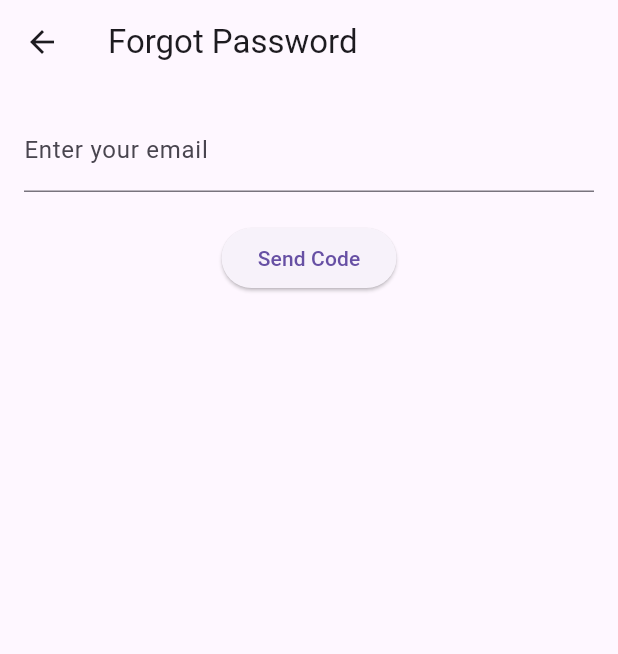
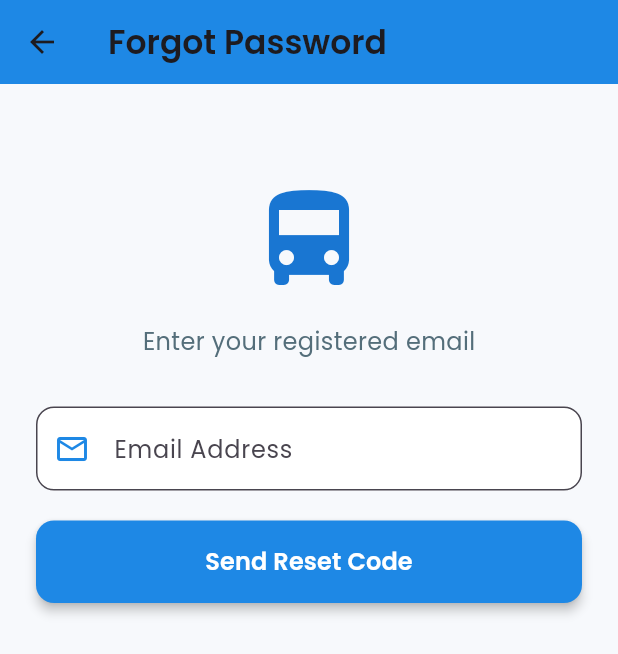
Before and after one commit to SanmuganathanLathusan/bus_tracker, a Flutter app: the ForgotPasswordPage screen opened by its route, on a phone screen of 412 x 824 dp. Shown: the top 654 px of the screen. Run offline on Flutter 3.47's test engine with Material 3 defaults, Android fonts, the phone set to English and light mode, and no system bars; our stand-ins replace geolocator, google_fonts, google_maps_flutter, permission_handler.

Commit message:
modified files

```diff
--- a/lib/screens/forgotpassword.dart
+++ b/lib/screens/forgotpassword.dart
@@ -1,4 +1,5 @@
 import 'package:flutter/material.dart';
+import 'package:google_fonts/google_fonts.dart';
 import 'package:http/http.dart' as http;
 import 'dart:convert';
 
@@ -14,8 +15,8 @@ class _ForgotPasswordPageState extends State<ForgotPasswordPage> {
   final codeController = TextEditingController();
   final newPasswordController = TextEditingController();
 
-  String step = "email"; // steps: email → code → reset
-  final String baseUrl = "http://localhost:5000/api/auth"; // your backend URL
+  String step = "email"; // email -> code -> reset
+  final String baseUrl = "http://localhost:5000/api/auth"; // Backend URL
 
   Future<void> sendCode() async {
     final response = await http.post(
@@ -25,16 +26,10 @@ class _ForgotPasswordPageState extends State<ForgotPasswordPage> {
     );
     final data = jsonDecode(response.body);
 
-    if (response.statusCode == 200) {
-      ScaffoldMessenger.of(context).showSnackBar(
-        SnackBar(content: Text("Code sent to email")),
-      );
-      setState(() => step = "code");
-    } else {
-      ScaffoldMessenger.of(context).showSnackBar(
-        SnackBar(content: Text(data["message"] ?? "Error")),
-      );
-    }
+    _showSnackBar(response.statusCode == 200
+        ? "Reset code sent to your email"
+        : (data["message"] ?? "Error sending code"));
+    if (response.statusCode == 200) setState(() => step = "code");
   }
 
   Future<void> verifyCode() async {
@@ -48,16 +43,10 @@ class _ForgotPasswordPageState extends State<ForgotPasswordPage> {
     );
     final data = jsonDecode(response.body);
 
-    if (response.statusCode == 200) {
-      ScaffoldMessenger.of(context).showSnackBar(
-        SnackBar(content: Text("Code verified")),
-      );
-      setState(() => step = "reset");
-    } else {
-      ScaffoldMessenger.of(context).showSnackBar(
-        SnackBar(content: Text(data["message"] ?? "Invalid code")),
-      );
-    }
+    _showSnackBar(response.statusCode == 200
+        ? "Code verified"
+        : (data["message"] ?? "Invalid code"));
+    if (response.statusCode == 200) setState(() => step = "reset");
   }
 
   Future<void> resetPassword() async {
@@ -71,61 +60,126 @@ class _ForgotPasswordPageState extends State<ForgotPasswordPage> {
     );
     final data = jsonDecode(response.body);
 
-    if (response.statusCode == 200) {
-      ScaffoldMessenger.of(context).showSnackBar(
-        SnackBar(content: Text("Password reset successful")),
-      );
-      Navigator.pop(context); // Go back to login
-    } else {
-      ScaffoldMessenger.of(context).showSnackBar(
-        SnackBar(content: Text(data["message"] ?? "Error")),
-      );
-    }
+    _showSnackBar(response.statusCode == 200
+        ? "Password reset successfully!"
+        : (data["message"] ?? "Error resetting password"));
+    if (response.statusCode == 200) Navigator.pop(context);
+  }
+
+  void _showSnackBar(String message) {
+    ScaffoldMessenger.of(context).showSnackBar(SnackBar(
+      content: Text(message, style: const TextStyle(color: Colors.white)),
+      backgroundColor: Colors.black87,
+    ));
   }
 
   @override
   Widget build(BuildContext context) {
     return Scaffold(
-      appBar: AppBar(title: const Text("Forgot Password")),
-      body: Padding(
-        padding: const EdgeInsets.all(16),
+      backgroundColor: const Color(0xFFF7F9FC),
+      appBar: AppBar(
+        title: Text(
+          "Forgot Password",
+          style: GoogleFonts.poppins(fontWeight: FontWeight.w600),
+        ),
+        backgroundColor: const Color(0xFF1E88E5),
+        elevation: 0,
+      ),
+      body: SingleChildScrollView(
+        padding: const EdgeInsets.all(24),
         child: Column(
           children: [
-            if (step == "email") ...[
-              TextField(
-                controller: emailController,
-                decoration: const InputDecoration(labelText: "Enter your email"),
-              ),
-              const SizedBox(height: 20),
-              ElevatedButton(
-                onPressed: sendCode,
-                child: const Text("Send Code"),
-              ),
-            ] else if (step == "code") ...[
-              TextField(
-                controller: codeController,
-                decoration: const InputDecoration(labelText: "Enter code from email"),
-              ),
-              const SizedBox(height: 20),
-              ElevatedButton(
-                onPressed: verifyCode,
-                child: const Text("Verify Code"),
-              ),
-            ] else if (step == "reset") ...[
-              TextField(
-                controller: newPasswordController,
-                obscureText: true,
-                decoration: const InputDecoration(labelText: "Enter new password"),
-              ),
-              const SizedBox(height: 20),
-              ElevatedButton(
-                onPressed: resetPassword,
-                child: const Text("Reset Password"),
-              ),
-            ],
+            const SizedBox(height: 40),
+            Icon(Icons.directions_bus, size: 80, color: Colors.blue.shade700),
+            const SizedBox(height: 16),
+            Text(
+              step == "email"
+                  ? "Enter your registered email"
+                  : step == "code"
+                      ? "Enter the code sent to your email"
+                      : "Enter your new password",
+              style: GoogleFonts.poppins(
+                  fontSize: 16, color: Colors.blueGrey.shade600),
+            ),
+            const SizedBox(height: 32),
+
+            if (step == "email") ..._emailInput(),
+            if (step == "code") ..._codeInput(),
+            if (step == "reset") ..._resetInput(),
           ],
         ),
       ),
     );
   }
+
+  List<Widget> _emailInput() => [
+        _buildTextField(
+          controller: emailController,
+          label: "Email Address",
+          icon: Icons.email_outlined,
+        ),
+        const SizedBox(height: 20),
+        _buildButton("Send Reset Code", sendCode),
+      ];
+
+  List<Widget> _codeInput() => [
+        _buildTextField(
+          controller: codeController,
+          label: "Verification Code",
+          icon: Icons.security,
+        ),
+        const SizedBox(height: 20),
+        _buildButton("Verify Code", verifyCode),
+      ];
+
+  List<Widget> _resetInput() => [
+        _buildTextField(
+          controller: newPasswordController,
+          label: "New Password",
+          icon: Icons.lock_outline,
+          obscureText: true,
+        ),
+        const SizedBox(height: 20),
+        _buildButton("Reset Password", resetPassword),
+      ];
+
+  Widget _buildTextField(
+      {required TextEditingController controller,
+      required String label,
+      required IconData icon,
+      bool obscureText = false}) {
+    return TextField(
+      controller: controller,
+      obscureText: obscureText,
+      decoration: InputDecoration(
+        prefixIcon: Icon(icon, color: Colors.blue.shade600),
+        labelText: label,
+        labelStyle: GoogleFonts.poppins(),
+        border: OutlineInputBorder(borderRadius: BorderRadius.circular(12)),
+        filled: true,
+        fillColor: Colors.white,
+      ),
+    );
+  }
+
+  Widget _buildButton(String text, VoidCallback onPressed) {
+    return SizedBox(
+      width: double.infinity,
+      child: ElevatedButton(
+        style: ElevatedButton.styleFrom(
+          backgroundColor: const Color(0xFF1E88E5),
+          padding: const EdgeInsets.symmetric(vertical: 16),
+          shape:
+              RoundedRectangleBorder(borderRadius: BorderRadius.circular(12)),
+          elevation: 3,
+        ),
+        onPressed: onPressed,
+        child: Text(
+          text,
+          style: GoogleFonts.poppins(
+              color: Colors.white, fontSize: 16, fontWeight: FontWeight.w600),
+        ),
+      ),
+    );
+  }
 }
--- a/pubspec.yaml
+++ b/pubspec.yaml
@@ -37,6 +37,9 @@ dependencies:
 dev_dependencies:
   flutter_test:
     sdk: flutter
+    dependencies:
+    google_fonts: ^5.0.0
+
 
   # The "flutter_lints" package below contains a set of recommended lints to
   # encourage good coding practices. The lint set provided by the package is
```
Also changed, not shown: way/pubspec.lock (added), 4 other files.
